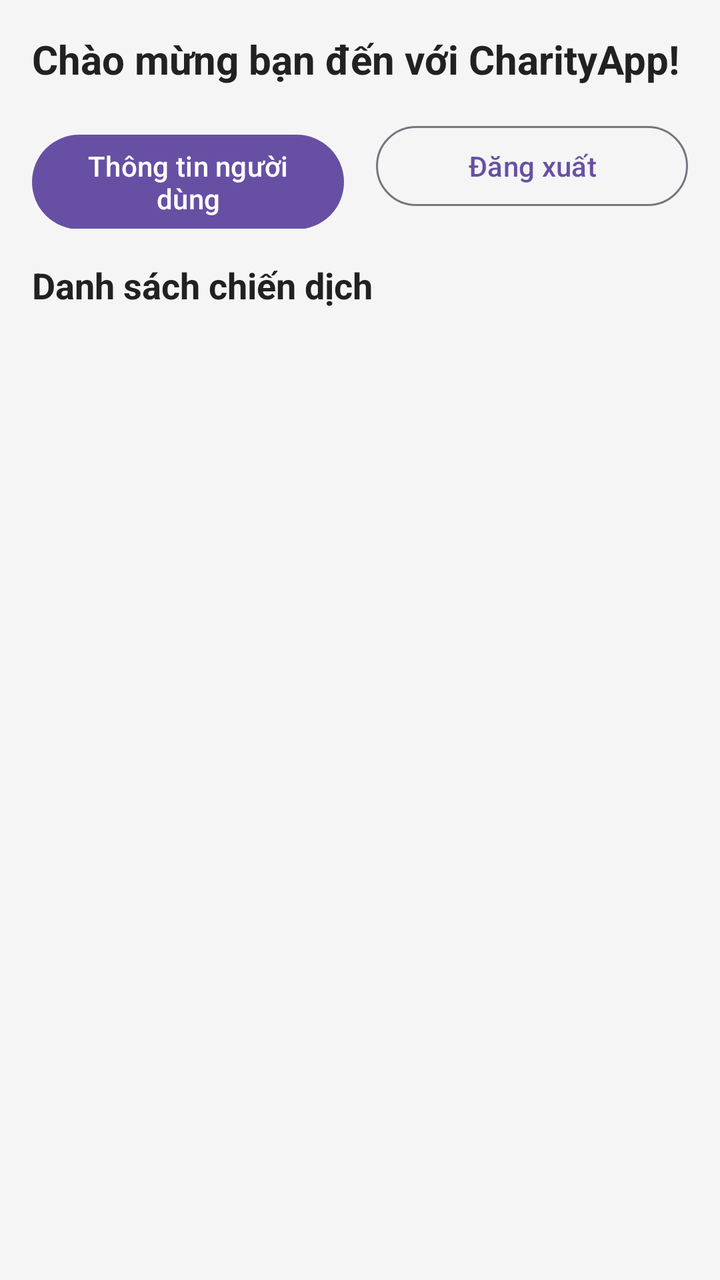
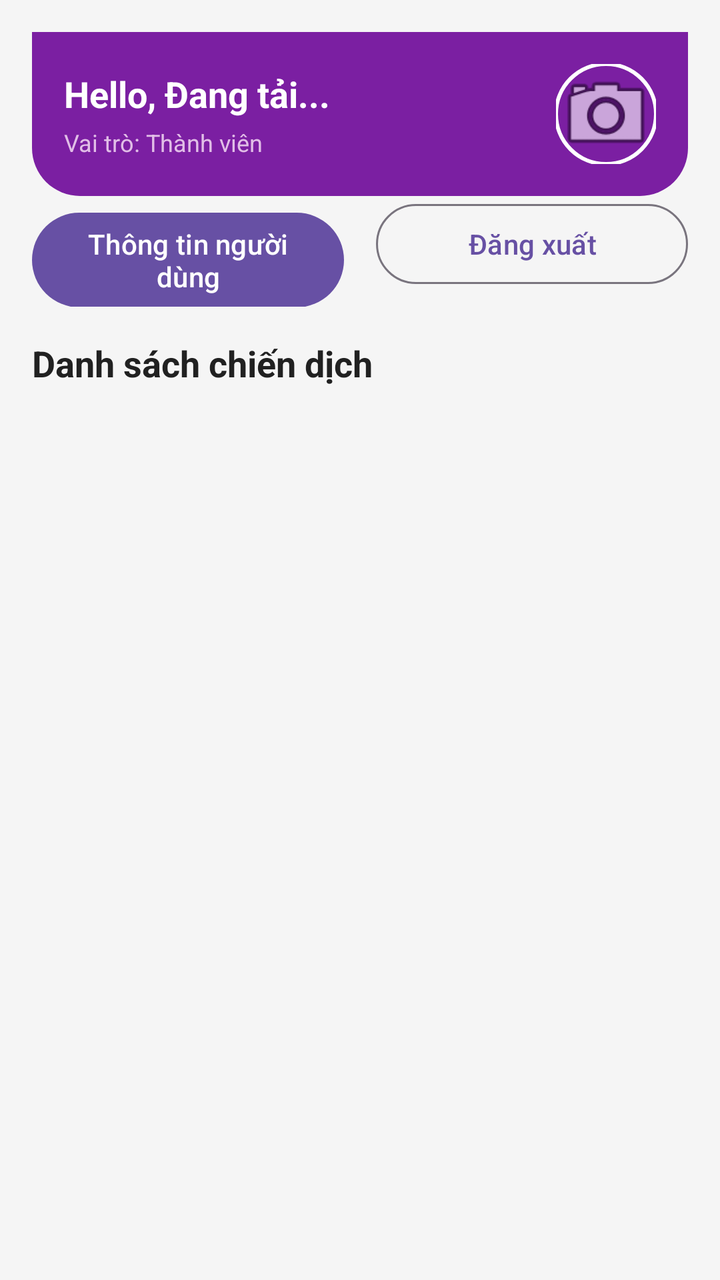

Compare the two renders of this Android layout. The source of the first and the diff that turns it into the second are given below.
<!-- AndroidManifest.xml: application theme Theme.Crowdfunding -->
<!-- res/layout/activity_main.xml -->
<?xml version="1.0" encoding="utf-8"?>
<LinearLayout
    xmlns:android="http://schemas.android.com/apk/res/android"
    xmlns:tools="http://schemas.android.com/tools"
    android:id="@+id/main"
    android:layout_width="match_parent"
    android:layout_height="match_parent"
    android:orientation="vertical"
    android:padding="16dp"
    android:background="@color/background_light"
    tools:context=".MainActivity">

    
    <TextView
        android:layout_width="wrap_content"
        android:layout_height="wrap_content"
        android:text="Chào mừng bạn đến với CharityApp!"
        android:textSize="20sp"
        android:textColor="@color/text_primary"
        android:textStyle="bold"
        android:layout_marginBottom="16dp"/>

    <LinearLayout
        android:layout_width="match_parent"
        android:layout_height="wrap_content"
        android:orientation="horizontal"
        android:layout_marginBottom="16dp">

        <Button
            android:id="@+id/btnProfile"
            android:layout_width="0dp"
            android:layout_height="wrap_content"
            android:layout_weight="1"
            android:layout_marginEnd="8dp"
            android:text="Thông tin người dùng" />

        <Button
            android:id="@+id/btnLogout"
            android:layout_width="0dp"
            android:layout_height="wrap_content"
            android:layout_weight="1"
            android:layout_marginStart="8dp"
            android:text="Đăng xuất"
            style="?attr/materialButtonOutlinedStyle" />
    </LinearLayout>

    <TextView
        android:layout_width="wrap_content"
        android:layout_height="wrap_content"
        android:text="Danh sách chiến dịch"
        android:textSize="18sp"
        android:textColor="@color/text_primary"
        android:textStyle="bold"
        android:layout_marginBottom="8dp"/>

    
    <androidx.recyclerview.widget.RecyclerView
        android:id="@+id/rvCampaigns"
        android:layout_width="match_parent"
        android:layout_height="match_parent" />

</LinearLayout>
<!-- resources referenced by this layout -->
<resources>
  <color name="background_light">#F5F5F5</color>
  <color name="text_primary">#212121</color>
  <style name="Theme.Crowdfunding" parent="Base.Theme.Crowdfunding" />
  <style name="Base.Theme.Crowdfunding" parent="Theme.Material3.DayNight.NoActionBar">
          
          
      </style>
</resources>

<!-- the commit's change to res/layout/activity_main.xml (unified diff, before → after) -->
@@ -11,14 +11,20 @@
     tools:context=".MainActivity">
 
     
-    <TextView
-        android:layout_width="wrap_content"
+    <include
+        android:id="@+id/userHeader"
+        layout="@layout/layout_user_header" />
+
+    
+    <Button
+        android:id="@+id/btnAdminDashboard"
+        android:layout_width="match_parent"
         android:layout_height="wrap_content"
-        android:text="Chào mừng bạn đến với CharityApp!"
-        android:textSize="20sp"
-        android:textColor="@color/text_primary"
-        android:textStyle="bold"
-        android:layout_marginBottom="16dp"/>
+        android:layout_marginBottom="12dp"
+        android:backgroundTint="#7B1FA2"
+        android:text="⚡ Vào Trang Quản Trị Admin"
+        android:textColor="#FFFFFF"
+        android:visibility="gone" />
 
     <LinearLayout
         android:layout_width="match_parent"
@@ -60,3 +66,53 @@
         android:layout_height="match_parent" />
 
 </LinearLayout>
+<!-- res/layout/layout_user_header.xml (included above) -->
+<?xml version="1.0" encoding="utf-8"?>
+<LinearLayout xmlns:android="http://schemas.android.com/apk/res/android"
+    xmlns:app="http://schemas.android.com/apk/res-auto"
+    android:layout_width="match_parent"
+    android:layout_height="wrap_content"
+    android:background="@drawable/bg_purple_header"
+    android:gravity="center_vertical"
+    android:orientation="horizontal"
+    android:padding="16dp">
+
+    <LinearLayout
+        android:layout_width="0dp"
+        android:layout_height="wrap_content"
+        android:layout_weight="1"
+        android:orientation="vertical">
+
+        <TextView
+            android:id="@+id/tvHelloUser"
+            android:layout_width="wrap_content"
+            android:layout_height="wrap_content"
+            android:text="Hello, Đang tải..."
+            android:textColor="#FFFFFF"
+            android:textSize="18sp"
+            android:textStyle="bold" />
+
+        <TextView
+            android:id="@+id/tvUserRoleBadge"
+            android:layout_width="wrap_content"
+            android:layout_height="wrap_content"
+            android:layout_marginTop="4dp"
+            android:text="Vai trò: Thành viên"
+            android:textColor="#E1BEE7"
+            android:textSize="12sp" />
+    </LinearLayout>
+
+    
+    <com.google.android.material.imageview.ShapeableImageView
+        android:id="@+id/ivUserAvatar"
+        android:layout_width="50dp"
+        android:layout_height="50dp"
+        android:clickable="true"
+        android:focusable="true"
+        android:scaleType="centerCrop"
+        android:src="@android:drawable/ic_menu_camera"
+        app:shapeAppearanceOverlay="@style/ShapeAppearance.Material3.Corner.Full"
+        app:strokeColor="#FFFFFF"
+        app:strokeWidth="2dp" />
+
+</LinearLayout>
<!-- resource entries referenced after the edit -->
@@ -2,6 +2,19 @@
 <resources>
   <color name="background_light">#F5F5F5</color>
   <color name="text_primary">#212121</color>
+  <!-- drawable bg_purple_header (drawable) -->
+  <?xml version="1.0" encoding="utf-8"?>
+  <shape xmlns:android="http://schemas.android.com/apk/res/android"
+      android:shape="rectangle">
+  
+      
+      <solid android:color="#7B1FA2" />
+  
+      
+      <corners
+          android:bottomLeftRadius="24dp"
+          android:bottomRightRadius="24dp" />
+  </shape>
   <style name="Theme.Crowdfunding" parent="Base.Theme.Crowdfunding" />
   <style name="Base.Theme.Crowdfunding" parent="Theme.Material3.DayNight.NoActionBar">
           
